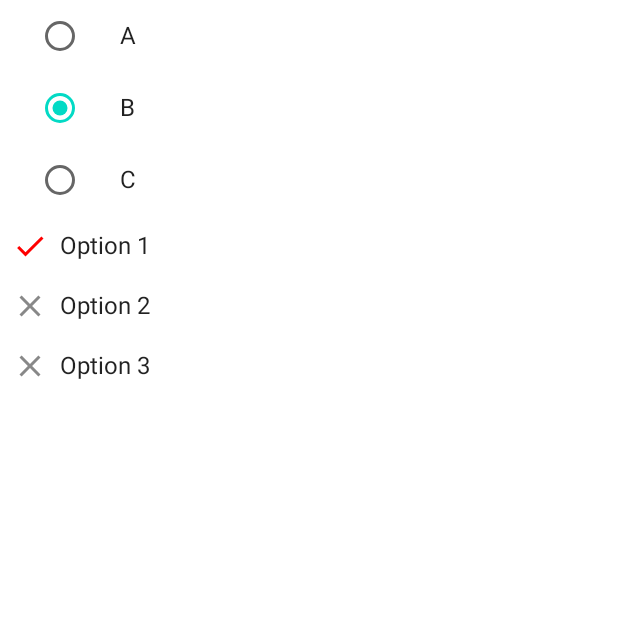
After one commit to aparna-tati-simformsolutions/Jetpack-Compose, an Android app built with Jetpack Compose: the composable RadioButtonComponent shown on its own in the app's theme, on a phone screen of 412 x 824 dp, the top half of it. The commit adds this screen. Run offline under Robolectric (Android 15) with nearby library versions, the phone set to English and light mode, and no system bars.

Commit message:
RadioButton Component

```diff
--- a/app/src/main/java/com/example/myapplication/navigation/NavGraph.kt
+++ b/app/src/main/java/com/example/myapplication/navigation/NavGraph.kt
@@ -17,6 +17,7 @@ import com.example.myapplication.ui.components.Modifiers
 import com.example.myapplication.ui.components.MyNetworkScreen
 import com.example.myapplication.ui.components.NotificationScreen
 import com.example.myapplication.ui.components.PostScreen
+import com.example.myapplication.ui.components.RadioButtonComponent
 import com.example.myapplication.ui.components.ScaffoldComponent
 import com.example.myapplication.ui.components.SelectionComponents
 import com.example.myapplication.ui.components.SimpleList
@@ -86,5 +87,8 @@ fun NavGraph(navController: NavHostController) {
         composable(route = Screens.CheckBox.route) {
             CheckBoxComponent()
         }
+        composable(route = Screens.RadioButton.route) {
+            RadioButtonComponent()
+        }
     }
 }
--- a/app/src/main/java/com/example/myapplication/navigation/Screens.kt
+++ b/app/src/main/java/com/example/myapplication/navigation/Screens.kt
@@ -15,4 +15,5 @@ sealed class Screens(val route: String) {
     object Card: Screens("Card_Screen")
     object SelectionComponent: Screens("Selection_Components_Screen")
     object CheckBox: Screens("Check_Box_Screen")
+    object RadioButton: Screens("Radio_Button_Screen")
 }
--- /dev/null
+++ b/app/src/main/java/com/example/myapplication/ui/components/RadioButtonComponent.kt
@@ -0,0 +1,103 @@
+package com.example.myapplication.ui.components
+
+import androidx.compose.foundation.clickable
+import androidx.compose.foundation.layout.Column
+import androidx.compose.foundation.layout.Row
+import androidx.compose.foundation.layout.fillMaxWidth
+import androidx.compose.foundation.layout.padding
+import androidx.compose.foundation.layout.size
+import androidx.compose.foundation.selection.selectable
+import androidx.compose.material.Icon
+import androidx.compose.material.MaterialTheme
+import androidx.compose.material.RadioButton
+import androidx.compose.material.Text
+import androidx.compose.material.icons.Icons
+import androidx.compose.material.icons.filled.Check
+import androidx.compose.material.icons.filled.Close
+import androidx.compose.runtime.Composable
+import androidx.compose.runtime.mutableStateOf
+import androidx.compose.runtime.remember
+import androidx.compose.ui.Alignment
+import androidx.compose.ui.Alignment.Companion.CenterVertically
+import androidx.compose.ui.Modifier
+import androidx.compose.ui.graphics.Color
+import androidx.compose.ui.unit.dp
+
+@Composable
+fun RadioButtonComponent() {
+    Column {
+        SimpleRadioButton()
+        CustomRadioButton()
+    }
+}
+
+@Composable
+fun SimpleRadioButton() {
+    val radioOptions = listOf("A", "B", "C")
+    val (selectedOption, onOptionSelected) = remember { mutableStateOf(radioOptions[1] ) }
+    Column {
+        radioOptions.forEach { text ->
+            Row(verticalAlignment = CenterVertically,
+                modifier = Modifier
+                    .fillMaxWidth()
+                    .selectable(
+                        selected = (text == selectedOption),
+                        onClick = {
+                            onOptionSelected(text)
+                        }
+                    )
+                    .padding(horizontal = 16.dp)
+            ) {
+                RadioButton(
+                    selected = (text == selectedOption),
+                    onClick = { onOptionSelected(text) }
+                )
+                Text(
+                    text = text,
+                    style = MaterialTheme.typography.body1.merge(),
+                    modifier = Modifier.padding(start = 16.dp)
+                )
+            }
+        }
+    }
+}
+
+@Composable
+fun CustomRadioButton() {
+    val radioOptions = listOf("Option 1", "Option 2", "Option 3")
+    val selectedOption = remember {
+        mutableStateOf(radioOptions[0])
+    }
+
+    Column {
+        radioOptions.forEach { option ->
+            Row(
+                Modifier
+                    .clickable { selectedOption.value = option }
+                    .padding(8.dp)
+                    .fillMaxWidth(),
+                verticalAlignment = Alignment.CenterVertically
+            ) {
+                if (option == selectedOption.value) {
+                    Icon(
+                        Icons.Default.Check,
+                        contentDescription = "Selected option",
+                        modifier = Modifier.size(24.dp),
+                        tint = Color.Red
+                    )
+                } else {
+                    Icon(
+                        Icons.Default.Close,
+                        contentDescription = "Unselected option",
+                        modifier = Modifier.size(24.dp),
+                        tint = Color.Gray
+                    )
+                }
+                Text(
+                    text = option,
+                    modifier = Modifier.padding(start = 8.dp)
+                )
+            }
+        }
+    }
+}
--- a/app/src/main/java/com/example/myapplication/ui/components/SelectionComponents.kt
+++ b/app/src/main/java/com/example/myapplication/ui/components/SelectionComponents.kt
@@ -23,5 +23,12 @@ fun SelectionComponents(navController: NavController) {
         }) {
             Text(text = "CheckBox")
         }
+
+        Button(onClick = {
+            navController.navigate(Screens.RadioButton.route)
+        }) {
+            Text(text = "RadioButton")
+        }
+
     }
 }
```
